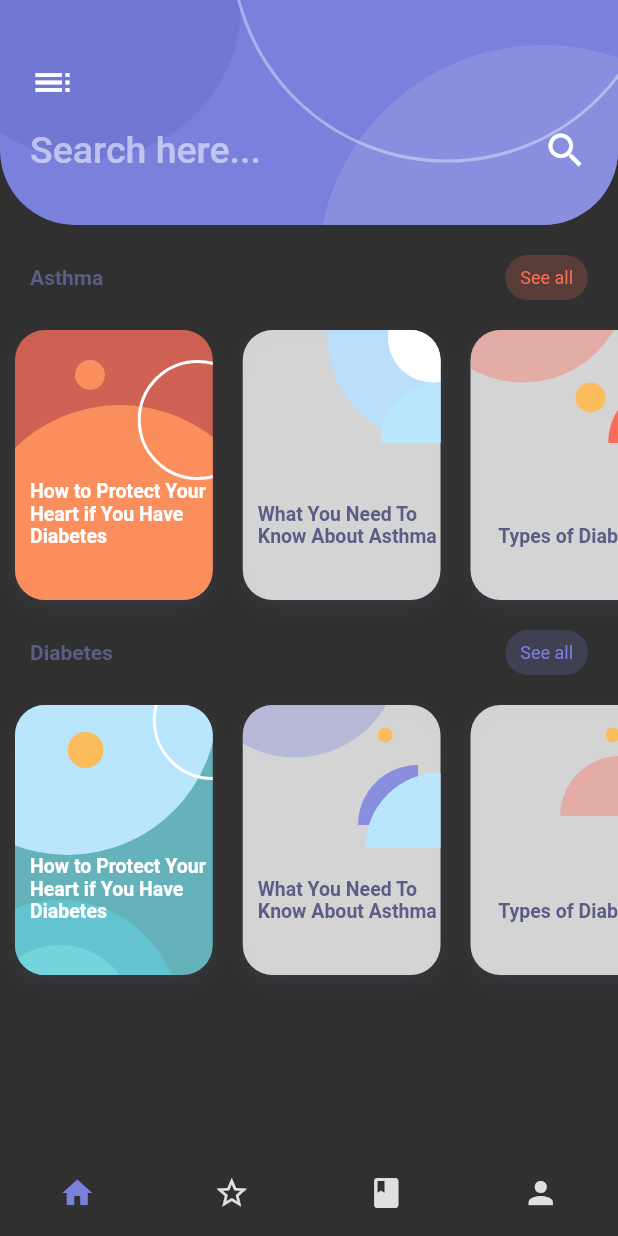
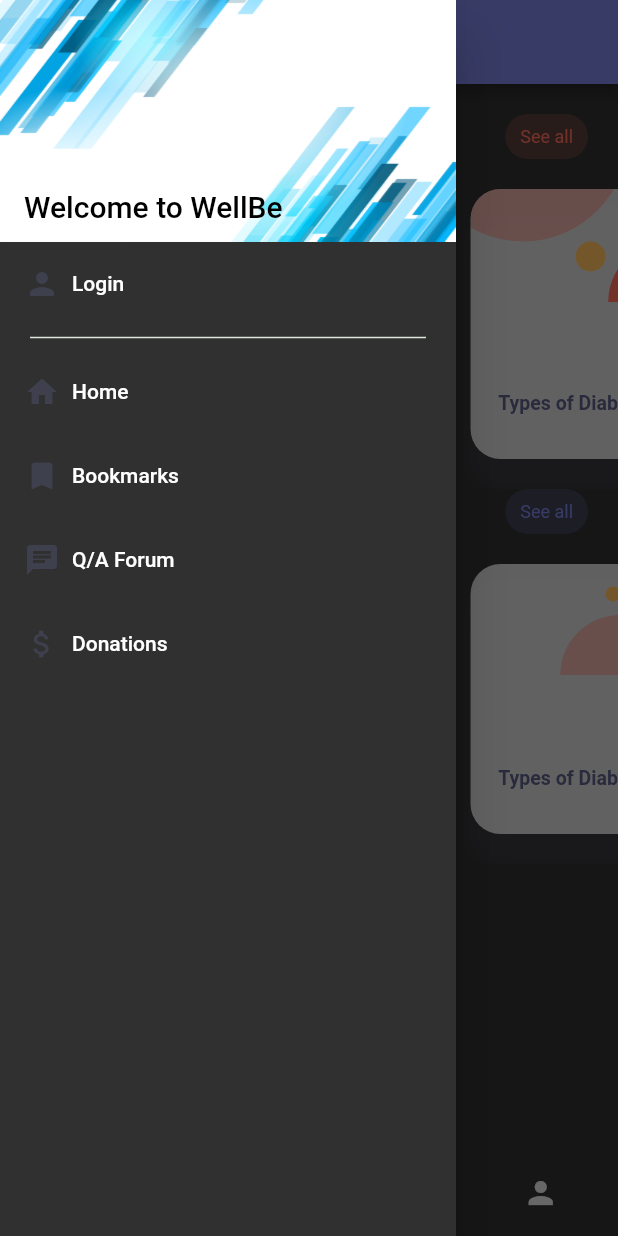
Before and after one commit to SatishKumar9/wellbe_mobile, a Flutter app: the screen it shows after launch, with the side drawer open (before the commit the screen has no drawer), on a phone screen of 412 x 824 dp. Run offline on Flutter 3.47's test engine with Material 2 defaults, Android fonts, the phone set to English and light mode, and no system bars.

Commit message:
added drawer n inkwell card homepage

```diff
--- a/lib/main.dart
+++ b/lib/main.dart
@@ -12,7 +12,7 @@ class MyApp extends StatelessWidget {
     return MaterialApp(
       theme: AppTheme.lightTheme,
       home: HomePage(),
-
+      title: 'WellBe Mobile',
       debugShowCheckedModeBanner: false,
     );
   }
--- a/lib/src/pages/article.dart
+++ b/lib/src/pages/article.dart
@@ -47,7 +47,7 @@ class Article extends StatelessWidget {
                       padding: EdgeInsets.symmetric(horizontal: 20),
                       child: Stack(
                         children: <Widget>[
-                          RaisedButton(
+                          FlatButton(
                             onPressed: () {
                               Navigator.pop(context);
                             },
--- /dev/null
+++ b/lib/src/pages/drawer.dart
@@ -0,0 +1,117 @@
+import 'package:flutter/material.dart';
+import 'home_page.dart';
+import 'recomended_page.dart';
+
+class AppDrawer extends StatefulWidget {
+  @override
+  _drawer createState() => _drawer();
+}
+
+Widget _createHeader() {
+  return DrawerHeader(
+      margin: EdgeInsets.zero,
+      padding: EdgeInsets.zero,
+      decoration: BoxDecoration(
+        image: DecorationImage(
+          fit: BoxFit.fill,
+          image: AssetImage('assets/abstract_design_background_3007.jpg'),
+        ),
+      ),
+      child: Stack(children: <Widget>[
+        Positioned(
+            bottom: 12.0,
+            left: 16.0,
+            child: Text("Welcome to WellBe",
+                style: TextStyle(
+                    color: Colors.black,
+                    fontSize: 20.0,
+                    fontWeight: FontWeight.w500))),
+      ]));
+}
+
+class _drawer extends State<AppDrawer> {
+  @override
+  Widget build(BuildContext context) {
+    return Drawer(
+      child: ListView(
+        padding: EdgeInsets.zero,
+        children: <Widget>[
+          _createHeader(),
+          ListTile(
+            title: Row(
+              children: <Widget>[
+                Icon(Icons.person),
+                Padding(
+                  padding: EdgeInsets.only(left: 8.0),
+                  child: Text('Login'),
+                )
+              ],
+            ),
+            onTap: () {},
+          ),
+          Divider(
+              thickness: 1,
+              endIndent: 20,
+              indent: 20,
+            ),
+          ListTile(
+            title: Row(
+              children: <Widget>[
+                Icon(Icons.home),
+                Padding(
+                  padding: EdgeInsets.only(left: 8.0),
+                  child: Text('Home'),
+                )
+              ],
+            ),
+            onTap: () {
+              Navigator.push(context,
+                  new MaterialPageRoute(builder: (context) => HomePage()));
+            },
+          ),
+          ListTile(
+            title: Row(
+              children: <Widget>[
+                Icon(Icons.bookmark),
+                Padding(
+                  padding: EdgeInsets.only(left: 8.0),
+                  child: Text('Bookmarks'),
+                )
+              ],
+            ),
+            onTap: () {
+              Navigator.push(
+                context,
+                new MaterialPageRoute(builder: (context) => RecomendedPage()),
+              );
+            },
+          ),
+          ListTile(
+            title: Row(
+              children: <Widget>[
+                Icon(Icons.chat),
+                Padding(
+                  padding: EdgeInsets.only(left: 8.0),
+                  child: Text('Q/A Forum'),
+                )
+              ],
+            ),
+            onTap: () {},
+          ),
+          ListTile(
+            title: Row(
+              children: <Widget>[
+                Icon(Icons.attach_money),
+                Padding(
+                  padding: EdgeInsets.only(left: 8.0),
+                  child: Text('Donations'),
+                )
+              ],
+            ),
+            onTap: () {},
+          ),
+        ],
+      ),
+    );
+  }
+}
--- a/lib/src/pages/home_page.dart
+++ b/lib/src/pages/home_page.dart
@@ -2,21 +2,28 @@ import 'package:flutter/material.dart';
 import 'package:flutter_smart_course/src/helper/quad_clipper.dart';
 import 'package:flutter_smart_course/src/helper/articleModel.dart';
 import 'package:flutter_smart_course/src/pages/article.dart';
-//import 'package:flutter_smart_course/src/pages/recomended_page.dart';
+import 'package:flutter_smart_course/src/pages/recomended_page.dart';
 import 'package:flutter_smart_course/src/theme/color/light_color.dart';
+import "dart:math";
+
+import 'drawer.dart';
+import 'article.dart';
 
 class HomePage extends StatelessWidget {
   HomePage({Key key}) : super(key: key);
 
   double width;
 
+  final decorationList = ['a', 'b', 'c', 'd', 'e', 'f'];
+  final _random = new Random();
+
   Widget _header(BuildContext context) {
     var width = MediaQuery.of(context).size.width;
     return ClipRRect(
       borderRadius: BorderRadius.only(
-          bottomLeft: Radius.circular(50), bottomRight: Radius.circular(50)),
+          bottomLeft: Radius.circular(25), bottomRight: Radius.circular(25)),
       child: Container(
-          height: 150,
+          height: 70,
           width: width,
           decoration: BoxDecoration(
             color: LightColor.purple,
@@ -39,7 +46,7 @@ class HomePage extends StatelessWidget {
                   child: _circularContainer(width * .7, Colors.transparent,
                       borderColor: Colors.white38)),
               Positioned(
-                  top: 40,
+                  top: 20,
                   left: 0,
                   child: Container(
                       width: width,
@@ -123,8 +130,7 @@ class HomePage extends StatelessWidget {
           children: <Widget>[
             _card(
               primary: LightColor.orange,
-              backWidget:
-                  _decorationContainerA(LightColor.lightOrange, 50, -30),
+              backWidget: _decorationContainerA(LightColor.lightOrange, 50, -30),
               chipColor: LightColor.orange,
               model: ArticleList.list[0],
               isPrimaryCard: true,
@@ -132,7 +138,9 @@ class HomePage extends StatelessWidget {
             _card(
               primary: Colors.white,
               chipColor: LightColor.seeBlue,
-              backWidget: _decorationContainerB(Colors.white, 90, -40),
+              backWidget: decorationList[_random.nextInt(decorationList.length)] == 'b'
+                      ? _decorationContainerB(Colors.white, 90, -40)
+                      : _decorationContainerC(Colors.white, 50, -30),
               model: ArticleList.list[1],
             ),
             _card(
@@ -207,7 +215,15 @@ class HomePage extends StatelessWidget {
       Widget backWidget,
       Color chipColor = LightColor.orange,
       bool isPrimaryCard = false}) {
-    return Container(
+    return InkWell(
+      onTap: () {
+        print('clicked card');
+        Navigator.push(
+          context,
+          MaterialPageRoute(builder: (context) => Article()),
+        );
+      },
+      child: Container(
         height: 180,
         width: width * .32,
         margin: EdgeInsets.symmetric(horizontal: 10, vertical: 20),
@@ -216,10 +232,11 @@ class HomePage extends StatelessWidget {
           borderRadius: BorderRadius.all(Radius.circular(20)),
           boxShadow: <BoxShadow>[
             BoxShadow(
-                offset: Offset(0, 5),
+                offset: Offset(0, 20),
                 blurRadius: 10,
                 color: LightColor.lightpurple.withAlpha(20))
-          ]),
+          ],
+        ),
         child: ClipRRect(
           borderRadius: BorderRadius.all(Radius.circular(20)),
           child: Container(
@@ -234,6 +251,7 @@ class HomePage extends StatelessWidget {
                       isPrimaryCard: isPrimaryCard),
                 )
               ],
+            ),
           ),
         ),
       ),
@@ -259,7 +277,7 @@ class HomePage extends StatelessWidget {
                   color: isPrimaryCard ? Colors.white : textColor),
             ),
           ),
-          SizedBox(height: 5),
+          // SizedBox(height: 5),
           //_chip(courses, primary, height: 5, isPrimaryCard: isPrimaryCard)
         ],
       ),
@@ -462,6 +480,9 @@ class HomePage extends StatelessWidget {
     width = MediaQuery.of(context).size.width;
     int _currentNav = 0;
     return Scaffold(
+      appBar: AppBar(
+        title: Text("WellBE"),
+      ),
       bottomNavigationBar: BottomNavigationBar(
         currentIndex: _currentNav,
         showSelectedLabels: false,
@@ -487,7 +508,7 @@ class HomePage extends StatelessWidget {
         child: Container(
           child: Column(
             children: <Widget>[
-              _header(context),
+              // _header(context),
               SizedBox(height: 20),
               _categoryRow("Asthma", LightColor.orange, LightColor.orange),
               _featuredRowA(),
@@ -497,6 +518,9 @@ class HomePage extends StatelessWidget {
               _featuredRowB()
             ],
           ),
-        )));
+        ),
+      ),
+      drawer: AppDrawer(),
+    );
   }
 }
--- a/pubspec.yaml
+++ b/pubspec.yaml
@@ -44,6 +44,7 @@ flutter:
   # To add assets to your application, add an assets section, like this:
   assets:
    - assets/diabetes.jpg
+   - assets/abstract_design_background_3007.jpg
   #  - images/a_dot_ham.jpeg
 
   # An image asset can refer to one or more resolution-specific "variants", see
```
Also changed, not shown: assets/abstract_design_background_3007.jpg (added), pubspec.lock. Lines whose indentation alone changed are shown as unchanged.
